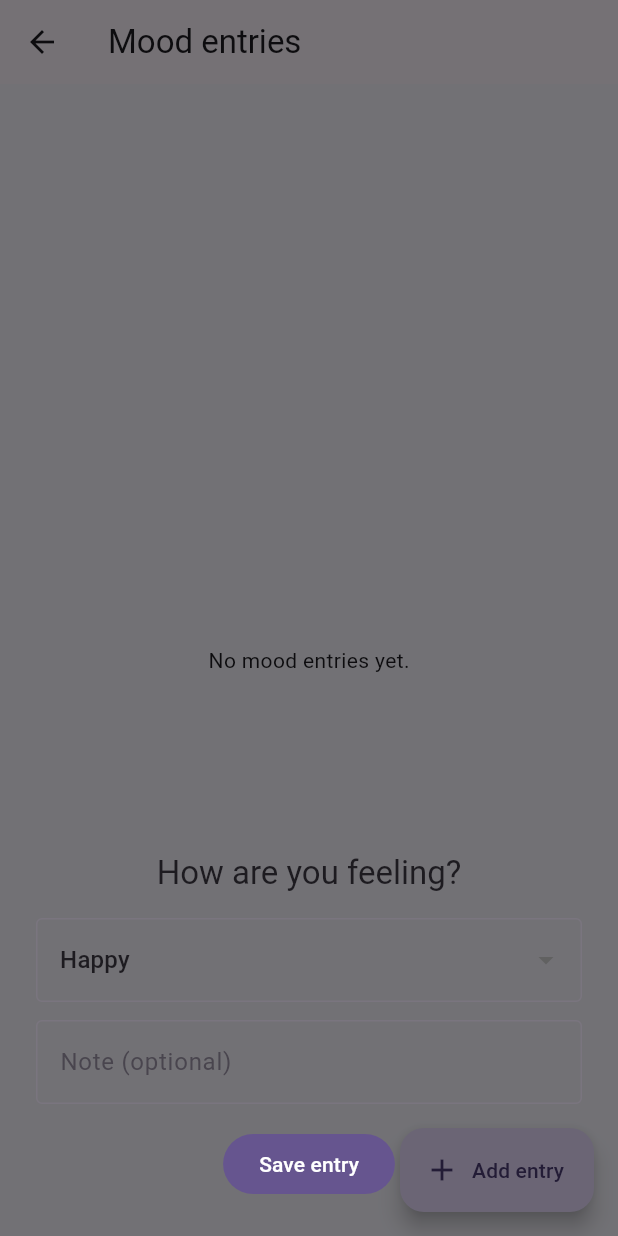
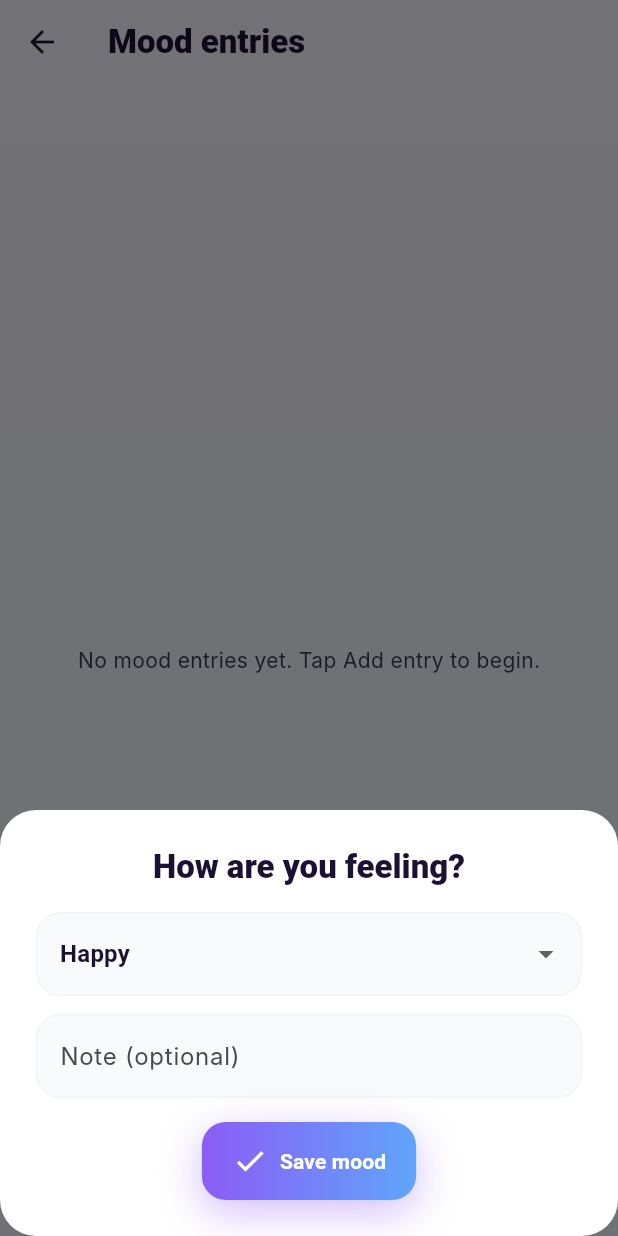
Before and after one commit to Muthamilselvanv/Mood_Journal, a Flutter app: the MoodPage screen opened by its route, after a tap on "Add entry", on a phone screen of 412 x 824 dp. Run offline on Flutter 3.47's test engine with Material 3 defaults, Android fonts, the phone set to English and light mode, and no system bars; our stand-ins replace get, sqflite; accounts and stored records are empty; Roboto replaces fonts that are missing (Inter, Nunito).

Commit message:
UD_1
→ Basic folder structure

```diff
--- a/lib/src/app/theme/dark_theme.dart
+++ b/lib/src/app/theme/dark_theme.dart
@@ -3,13 +3,13 @@
 
 ThemeData buildDarkTheme() {
   final colorScheme = ColorScheme.fromSeed(
-    seedColor: AppColors.primaryDark,
+    seedColor: AppColors.primary,
     brightness: Brightness.dark,
   );
   return ThemeData(
     useMaterial3: true,
     colorScheme: colorScheme,
-    scaffoldBackgroundColor: AppColors.backgroundDark,
+    scaffoldBackgroundColor: AppColors.darkBackground,
     appBarTheme: AppBarTheme(
       backgroundColor: colorScheme.surface,
       foregroundColor: colorScheme.onSurface,
--- a/lib/src/core/constants/app_colors.dart
+++ b/lib/src/core/constants/app_colors.dart
@@ -1,15 +1,43 @@
 import 'package:flutter/material.dart';
 
-class AppColors {
-  AppColors._();
+/// Semantic colour tokens for the Mood Journal design system.
+///
+/// Widgets should use these named tokens or Theme.of(context).colorScheme,
+/// never raw hex values in presentation code.
+abstract final class AppColors {
+  // Brand
+  static const primary = Color(0xFF8B5CF6);
+  static const primaryLight = Color(0xFFEDE9FE);
+  static const primaryDim = Color(0xFFDDD6FE);
+  static const skyBlue = Color(0xFF60A5FA);
+  static const skyBlueLight = Color(0xFFDBEAFE);
+  static const mintGreen = Color(0xFF34D399);
+  static const mintLight = Color(0xFFD1FAE5);
+  static const warmYellow = Color(0xFFFBBF24);
+  static const yellowLight = Color(0xFFFEF3C7);
+  static const coralRose = Color(0xFFFB7185);
+  static const roseLight = Color(0xFFFFE4E6);
 
-  // Light Theme Colors
-  static const Color primaryLight = Color(0xFF8B5CF6);
-  static const Color backgroundLight = Color(0xFFF8F7FF);
-  static const Color textLight = Colors.black;
+  // Surfaces
+  static const appBackground = Color(0xFFF8F7FF);
+  static const screenGradientEnd = Color(0xFFF0F7FF);
+  static const surface = Color(0xFFFFFFFF);
+  static const input = Color(0xFFF9FAFB);
+  static const mutedSurface = Color(0xFFF3F4F6);
 
-  // Dark Theme Colors
-  static const Color primaryDark = Color(0xFF81C784);
-  static const Color backgroundDark = Color(0xFF121212);
-  static const Color textDark = Colors.white;
+  // Text and borders
+  static const heading = Color(0xFF1C1033);
+  static const body = Color(0xFF374151);
+  static const secondaryText = Color(0xFF4B5563);
+  static const label = Color(0xFF6B7280);
+  static const placeholder = Color(0xFF9CA3AF);
+  static const inactive = Color(0xFFC4B5FD);
+  static const hairline = Color(0xFFD1D5DB);
+
+  // Special actions
+  static const dangerSurface = Color(0xFFFFF1F2);
+  static const ghostSurface = Color(0xFFF5F3FF);
+  static const darkBackground = Color(0xFF171321);
+  static const darkSurface = Color(0xFF221C31);
+  static const darkText = Color(0xFFF8F7FF);
 }
--- /dev/null
+++ b/lib/src/core/constants/app_design_tokens.dart
@@ -0,0 +1,38 @@
+import 'package:flutter/material.dart';
+import 'package:mood_journal_app/src/core/constants/app_colors.dart';
+
+abstract final class AppGradients {
+  static const primary = LinearGradient(
+    colors: [AppColors.primary, AppColors.skyBlue],
+    begin: Alignment.centerLeft,
+    end: Alignment.centerRight,
+  );
+
+  static const screen = LinearGradient(
+    colors: [AppColors.appBackground, AppColors.screenGradientEnd],
+    begin: Alignment.topCenter,
+    end: Alignment.bottomCenter,
+  );
+
+  static const desktopPage = LinearGradient(
+    colors: [AppColors.primaryLight, AppColors.skyBlueLight, AppColors.mintLight],
+    begin: Alignment.topLeft,
+    end: Alignment.bottomRight,
+  );
+}
+
+abstract final class AppRadii {
+  static const small = BorderRadius.all(Radius.circular(12));
+  static const medium = BorderRadius.all(Radius.circular(16));
+  static const large = BorderRadius.all(Radius.circular(24));
+  static const full = BorderRadius.all(Radius.circular(9999));
+}
+
+abstract final class AppShadows {
+  static const primary = [
+    BoxShadow(color: Color(0x668B5CF6), blurRadius: 24, offset: Offset(0, 8)),
+  ];
+  static const card = [
+    BoxShadow(color: Color(0x0A000000), blurRadius: 16, offset: Offset(0, 2)),
+  ];
+}
--- /dev/null
+++ b/lib/src/core/constants/mood_palette.dart
@@ -0,0 +1,45 @@
+import 'package:flutter/material.dart';
+import 'package:mood_journal_app/src/core/constants/app_colors.dart';
+
+class MoodPalette {
+  const MoodPalette._({required this.emoji, required this.color, required this.lightBackground});
+
+  final String emoji;
+  final Color color;
+  final Color lightBackground;
+
+  static const happy = MoodPalette._(
+    emoji: '😊',
+    color: AppColors.warmYellow,
+    lightBackground: Color(0xFFFFFBEB),
+  );
+  static const calm = MoodPalette._(
+    emoji: '😌',
+    color: AppColors.mintGreen,
+    lightBackground: Color(0xFFECFDF5),
+  );
+  static const neutral = MoodPalette._(
+    emoji: '😐',
+    color: AppColors.skyBlue,
+    lightBackground: Color(0xFFEFF6FF),
+  );
+  static const sad = MoodPalette._(
+    emoji: '😔',
+    color: AppColors.primary,
+    lightBackground: Color(0xFFF5F3FF),
+  );
+  static const angry = MoodPalette._(
+    emoji: '😡',
+    color: AppColors.coralRose,
+    lightBackground: Color(0xFFFFF1F2),
+  );
+
+  static MoodPalette fromMood(String mood) => switch (mood.toLowerCase()) {
+        'happy' => happy,
+        'calm' => calm,
+        'neutral' => neutral,
+        'sad' => sad,
+        'angry' => angry,
+        _ => neutral,
+      };
+}
--- a/lib/src/features/mood/presentation/pages/mood_page.dart
+++ b/lib/src/features/mood/presentation/pages/mood_page.dart
@@ -1,6 +1,10 @@
 import 'package:flutter/material.dart';
 import 'package:get/get.dart';
+import 'package:mood_journal_app/src/core/constants/app_colors.dart';
+import 'package:mood_journal_app/src/core/constants/app_design_tokens.dart';
+import 'package:mood_journal_app/src/core/constants/mood_palette.dart';
 import 'package:mood_journal_app/src/features/mood/presentation/controllers/mood_controller.dart';
+import 'package:mood_journal_app/src/shared/widgets/app_gradient_button.dart';
 
 class MoodPage extends GetView<MoodController> {
   const MoodPage({super.key});
@@ -9,7 +13,9 @@
   Widget build(BuildContext context) {
     return Scaffold(
       appBar: AppBar(title: const Text('Mood entries')),
-      body: Obx(() {
+      body: DecoratedBox(
+        decoration: const BoxDecoration(gradient: AppGradients.screen),
+        child: Obx(() {
           if (controller.isLoading.value) {
             return const Center(child: CircularProgressIndicator());
           }
@@ -17,22 +23,53 @@
             return Center(child: Text(controller.errorMessage.value!));
           }
           if (controller.entries.isEmpty) {
-          return const Center(child: Text('No mood entries yet.'));
+            return const Center(
+              child: Text('No mood entries yet. Tap Add entry to begin.'),
+            );
           }
           return ListView.separated(
             padding: const EdgeInsets.all(16),
             itemCount: controller.entries.length,
-          separatorBuilder: (_, __) => const Divider(),
+            separatorBuilder: (_, __) => const SizedBox(height: 12),
             itemBuilder: (_, index) {
               final entry = controller.entries[index];
-            return ListTile(
-              title: Text(entry.mood),
+              final palette = MoodPalette.fromMood(entry.mood);
+              return Card(
+                color: palette.lightBackground,
+                shape: RoundedRectangleBorder(
+                  borderRadius: AppRadii.medium,
+                  side: BorderSide(
+                    color: palette.color.withValues(alpha: 0.18),
+                    width: 1.5,
+                  ),
+                ),
+                child: ListTile(
+                  contentPadding: const EdgeInsets.symmetric(
+                    horizontal: 16,
+                    vertical: 8,
+                  ),
+                  leading: DecoratedBox(
+                    decoration: BoxDecoration(
+                      color: Colors.white,
+                      borderRadius: AppRadii.full,
+                    ),
+                    child: Padding(
+                      padding: const EdgeInsets.all(10),
+                      child: Text(palette.emoji, style: const TextStyle(fontSize: 24)),
+                    ),
+                  ),
+                  title: Text(
+                    entry.mood,
+                    style: Theme.of(context).textTheme.titleMedium,
+                  ),
                   subtitle: Text(entry.note.isEmpty ? 'No note' : entry.note),
                   trailing: Text('${entry.createdAt.day}/${entry.createdAt.month}'),
+                ),
               );
             },
           );
         }),
+      ),
       floatingActionButton: FloatingActionButton.extended(
         onPressed: () => _showAddEntrySheet(context),
         icon: const Icon(Icons.add),
@@ -52,24 +89,37 @@
             child: Column(
               mainAxisSize: MainAxisSize.min,
               children: [
-                Text('How are you feeling?', style: Theme.of(context).textTheme.titleLarge),
+                Text(
+                  'How are you feeling?',
+                  style: Theme.of(context).textTheme.titleLarge,
+                ),
                 const SizedBox(height: 16),
                 DropdownButtonFormField<String>(
                   initialValue: selectedMood,
-                  items: const ['Happy', 'Calm', 'Sad', 'Stressed', 'Angry']
-                      .map((mood) => DropdownMenuItem(value: mood, child: Text(mood)))
+                  items: const ['Happy', 'Calm', 'Neutral', 'Sad', 'Angry']
+                      .map(
+                        (mood) => DropdownMenuItem(
+                          value: mood,
+                          child: Text(mood),
+                        ),
+                      )
                       .toList(),
-                  onChanged: (value) => setSheetState(() => selectedMood = value ?? selectedMood),
+                  onChanged: (value) =>
+                      setSheetState(() => selectedMood = value ?? selectedMood),
                 ),
                 const SizedBox(height: 12),
-                TextField(controller: noteController, decoration: const InputDecoration(labelText: 'Note (optional)')),
+                TextField(
+                  controller: noteController,
+                  decoration: const InputDecoration(labelText: 'Note (optional)'),
+                ),
                 const SizedBox(height: 16),
-                FilledButton(
+                AppGradientButton(
+                  label: 'Save mood',
+                  icon: Icons.check,
                   onPressed: () async {
                     await controller.createEntry(mood: selectedMood, note: noteController.text);
                     if (Get.isBottomSheetOpen ?? false) Get.back();
                   },
-                  child: const Text('Save entry'),
                 ),
               ],
             ),
@@ -77,6 +127,8 @@
         ),
       ),
       isScrollControlled: true,
+      backgroundColor: AppColors.surface,
+      shape: const RoundedRectangleBorder(borderRadius: AppRadii.large),
     );
     noteController.dispose();
   }
--- /dev/null
+++ b/lib/src/shared/widgets/app_gradient_button.dart
@@ -0,0 +1,54 @@
+import 'package:flutter/material.dart';
+import 'package:mood_journal_app/src/core/constants/app_design_tokens.dart';
+
+/// Use for the design system's prominent primary actions.
+class AppGradientButton extends StatelessWidget {
+  const AppGradientButton({
+    super.key,
+    required this.label,
+    required this.onPressed,
+    this.icon,
+  });
+
+  final String label;
+  final VoidCallback? onPressed;
+  final IconData? icon;
+
+  @override
+  Widget build(BuildContext context) {
+    final isEnabled = onPressed != null;
+    return DecoratedBox(
+      decoration: BoxDecoration(
+        gradient: isEnabled ? AppGradients.primary : null,
+        color: isEnabled ? null : Theme.of(context).disabledColor,
+        borderRadius: AppRadii.medium,
+        boxShadow: isEnabled ? AppShadows.primary : null,
+      ),
+      child: Material(
+        type: MaterialType.transparency,
+        child: InkWell(
+          onTap: onPressed,
+          borderRadius: AppRadii.medium,
+          child: Padding(
+            padding: const EdgeInsets.symmetric(horizontal: 20, vertical: 14),
+            child: Row(
+              mainAxisSize: MainAxisSize.min,
+              children: [
+                if (icon != null) ...[
+                  Icon(icon, color: Colors.white),
+                  const SizedBox(width: 8),
+                ],
+                Text(
+                  label,
+                  style: Theme.of(context).textTheme.labelLarge?.copyWith(
+                    color: Colors.white,
+                  ),
+                ),
+              ],
+            ),
+          ),
+        ),
+      ),
+    );
+  }
+}
```
Also changed, not shown: lib/src/app/theme/app_text_theme.dart (added, +38 -0 lines), lib/src/app/theme/light_theme.dart (+51 -5 lines), lib/src/features/home/presentation/pages/home_page.dart (+13 -4 lines). Lines whose indentation alone changed are shown as unchanged.
